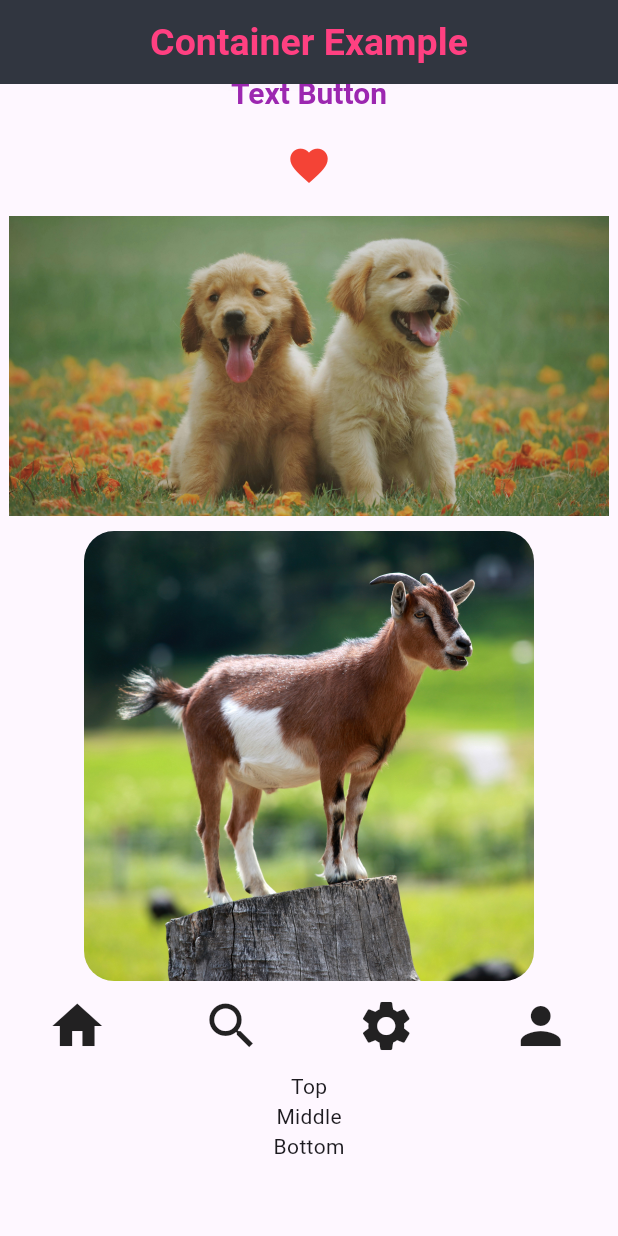
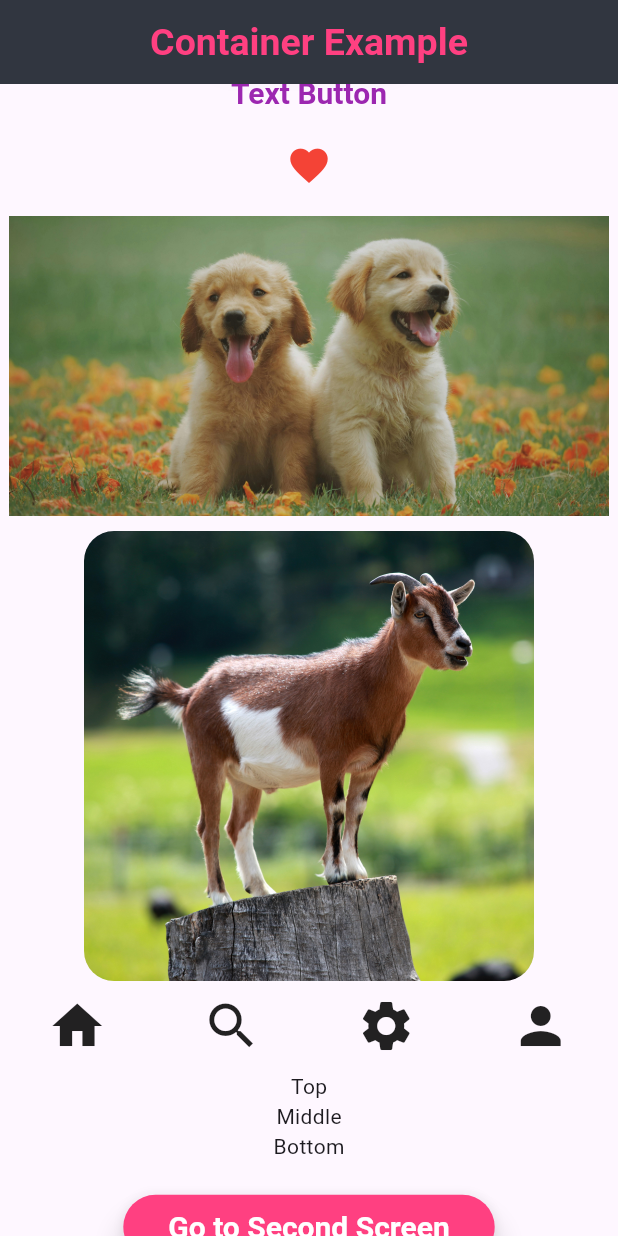
Before and after one commit to ranjitkc7/Widget-Docs, a Flutter app: the screen it shows after launch, scrolled down 569 dp, on a phone screen of 412 x 824 dp. Run offline on Flutter 3.47's test engine with Material 3 defaults, Android fonts, the light colour scheme and no system bars.

Commit message:
Add Navigation

```diff
--- a/lib/main.dart
+++ b/lib/main.dart
@@ -9,10 +9,20 @@ class MyApp extends StatelessWidget {
 
   @override
   Widget build(BuildContext context) {
-    return MaterialApp(
+    return const MaterialApp(
       debugShowCheckedModeBanner: false,
       title: 'Flutter Demo',
-      home: Scaffold(
+      home: HomeScreen(), // 👈 Use a separate widget for the home screen
+    );
+  }
+}
+
+class HomeScreen extends StatelessWidget {
+  const HomeScreen({super.key});
+
+  @override
+  Widget build(BuildContext context) {
+    return Scaffold(
       appBar: AppBar(
         title: const Text("Container Example"),
         titleTextStyle: const TextStyle(
@@ -24,7 +34,6 @@ class MyApp extends StatelessWidget {
         centerTitle: true,
       ),
       body: SingleChildScrollView(
-          // 👈 Added for scroll
         child: Center(
           child: Column(
             mainAxisAlignment: MainAxisAlignment.center,
@@ -119,9 +128,9 @@ class MyApp extends StatelessWidget {
                 child: const Text("Hello", style: TextStyle(fontSize: 20)),
               ),
               const SizedBox(height: 10),
-                Text(
+              const Text(
                 "I am Ranjit K.C.",
-                  style: const TextStyle(
+                style: TextStyle(
                   color: Colors.deepPurple,
                   fontFamily: "Times New Roman",
                   fontSize: 30,
@@ -200,7 +209,7 @@ class MyApp extends StatelessWidget {
                 height: 300,
                 decoration: BoxDecoration(
                   borderRadius: BorderRadius.circular(20),
-                    image: DecorationImage(
+                  image: const DecorationImage(
                     image: AssetImage("assets/goatImg.jpg"),
                     fit: BoxFit.cover,
                   ),
@@ -210,7 +219,7 @@ class MyApp extends StatelessWidget {
               Row(
                 mainAxisAlignment: MainAxisAlignment.spaceAround,
                 crossAxisAlignment: CrossAxisAlignment.center,
-                  children: [
+                children: const [
                   Icon(Icons.home, size: 40),
                   Icon(Icons.search, size: 40),
                   Icon(Icons.settings, size: 40),
@@ -221,14 +230,73 @@ class MyApp extends StatelessWidget {
               Column(
                 mainAxisAlignment: MainAxisAlignment.spaceEvenly,
                 crossAxisAlignment: CrossAxisAlignment.center,
-                  children: [Text("Top"), Text("Middle"), Text("Bottom")],
+                children: const [Text("Top"), Text("Middle"), Text("Bottom")],
               ),
-                Padding(padding: const EdgeInsets.only(bottom: 50)),
+              const SizedBox(height: 20),
+              ElevatedButton(
+                onPressed: () {
+                  Navigator.push(
+                    context,
+                    MaterialPageRoute(
+                      builder: (context) => const SecondScreen(),
+                    ),
+                  );
+                },
+                style: ElevatedButton.styleFrom(
+                  backgroundColor: Colors.pinkAccent,
+                  foregroundColor: Colors.white,
+                  textStyle: const TextStyle(
+                    fontSize: 20,
+                    fontWeight: FontWeight.w700,
+                  ),
+                  padding: const EdgeInsets.symmetric(
+                    horizontal: 30,
+                    vertical: 10,
+                  ),
+                  shape: RoundedRectangleBorder(
+                    borderRadius: BorderRadius.circular(30),
+                  ),
+                  elevation: 8,
+                ),
+                child: const Text("Go to Second Screen"),
+              ),
+              const SizedBox(height: 50),
             ],
-            ),
           ),
         ),
       ),
     );
   }
 }
+
+class SecondScreen extends StatelessWidget {
+  const SecondScreen({super.key});
+
+  @override
+  Widget build(BuildContext context) {
+    return Scaffold(
+      appBar: AppBar(title: const Text("Second Screen")),
+      body: Center(
+        child: ElevatedButton(
+          onPressed: () {
+            Navigator.pop(context);
+          },
+          style: ElevatedButton.styleFrom(
+            backgroundColor: Colors.pinkAccent,
+            foregroundColor: Colors.white,
+            textStyle: const TextStyle(
+              fontSize: 20,
+              fontWeight: FontWeight.w700,
+            ),
+            padding: const EdgeInsets.symmetric(horizontal: 30, vertical: 10),
+            shape: RoundedRectangleBorder(
+              borderRadius: BorderRadius.circular(30),
+            ),
+            elevation: 8,
+          ),
+          child: const Text("Go Back"),
+        ),
+      ),
+    );
+  }
+}
```
Lines whose indentation alone changed are shown as unchanged.
